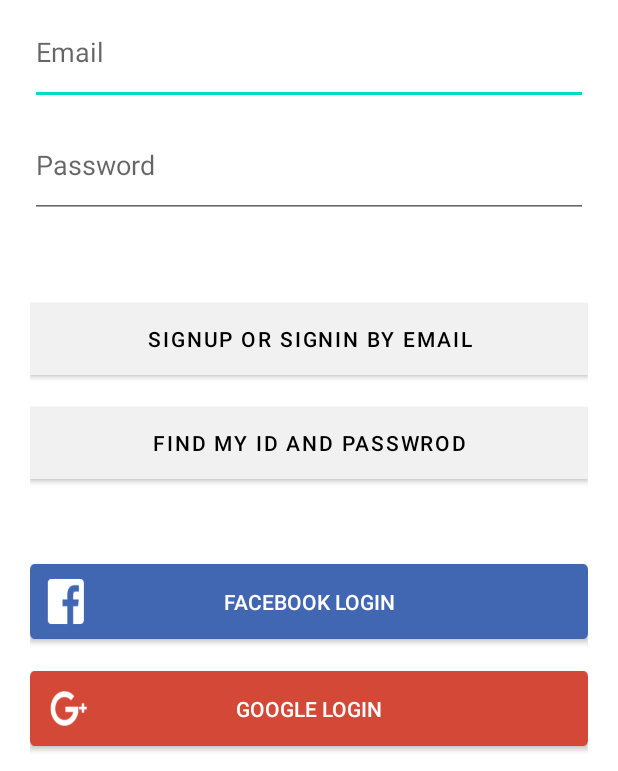
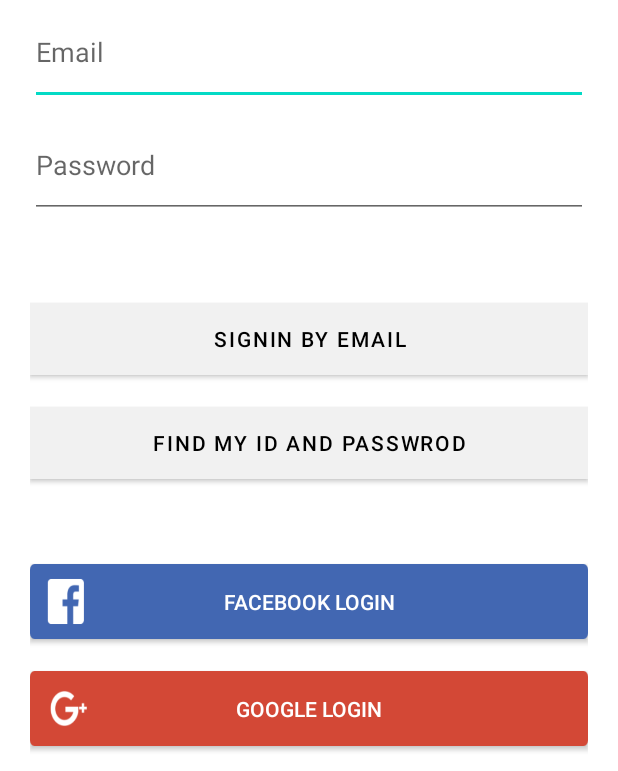
Before and after one commit to m6z1/m6z1nstagram, an Android app: the layout activity_login.xml on its own in the app's theme, with its tools: preview values and no code run, on a phone screen of 412 x 824 dp, the part 465-1236 px from its top. Run offline under Robolectric (Android 15) with nearby library versions, the phone set to English and light mode, and no system bars.

Commit message:
design : email로 로그인하기 / 회원가입하기 버튼 구분

```diff
--- a/app/src/main/res/values/strings.xml
+++ b/app/src/main/res/values/strings.xml
@@ -14,7 +14,8 @@
     <string name="find_password">Find my password</string>
     <string name="close">Close</string>
 
-    <string name="signin_email">Signup or Signin by email</string>
+    <string name="signin_email">Signin by email</string>
+    <string name="signup_email">Signup by email</string>
     <string name="signin_google">Google login</string>
     <string name="signin_facebook">Facebook login</string>
     <string name="signup_complete">Membership success</string>
```
